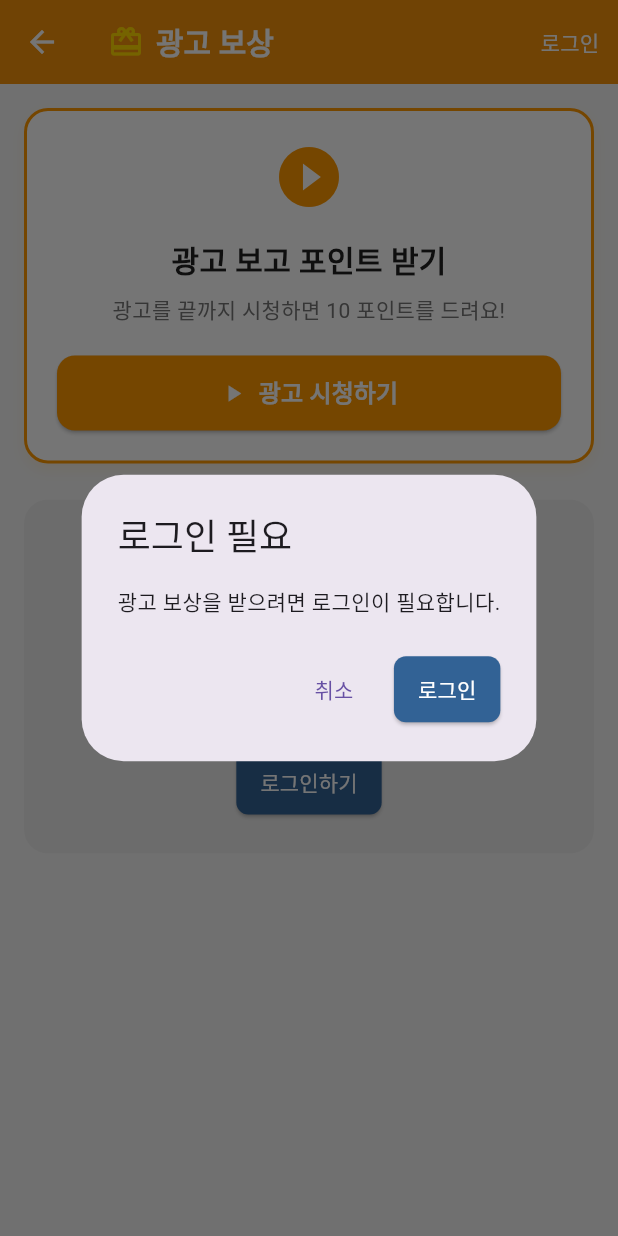
After one commit to eotjddls8/FC_event, a Flutter app: the AdRewardScreen screen opened directly, after a tap on "광고 시청하기", on a phone screen of 412 x 824 dp. The commit adds this screen. Run offline on Flutter 3.47's test engine with Material 3 defaults, Android fonts, the phone set to English and light mode, and no system bars; our stand-ins replace cloud_firestore, firebase_auth, firebase_core, google_mobile_ads; accounts and stored records are empty.

Commit message:
추가 1. 이벤트 알리미 기능 2. 광고 기능 배너 동영상 가능 3. 네비게이션바 추가

```diff
--- /dev/null
+++ b/lib/screens/ad_reward_screen.dart
@@ -0,0 +1,409 @@
+import 'package:flutter/material.dart';
+import '../models/user_model.dart';
+import '../services/rewarded_ad_service.dart';
+import '../services/auth_service.dart';
+import '../theme/fifa_theme.dart';
+import 'login_screen.dart';
+
+class AdRewardScreen extends StatefulWidget {
+  final UserModel? currentUser;
+
+  const AdRewardScreen({Key? key, this.currentUser}) : super(key: key);
+
+  @override
+  _AdRewardScreenState createState() => _AdRewardScreenState();
+}
+
+class _AdRewardScreenState extends State<AdRewardScreen> {
+  final AuthService _authService = AuthService();
+  int _userPoints = 150;
+  int _todayAdsWatched = 3;
+  int _weeklyAdsWatched = 15;
+  int _maxDailyAds = 5;
+
+  @override
+  void initState() {
+    super.initState();
+    RewardedAdService.initialize();
+  }
+
+  Future<void> _logout(BuildContext context) async {
+    await _authService.signOut();
+  }
+
+  Future<void> _showRewardedAd() async {
+    if (widget.currentUser == null) {
+      _showLoginRequiredDialog();
+      return;
+    }
+
+    if (_todayAdsWatched >= _maxDailyAds) {
+      _showDailyLimitDialog();
+      return;
+    }
+
+    if (!RewardedAdService.isReady) {
+      ScaffoldMessenger.of(context).showSnackBar(
+        SnackBar(
+          content: Text('광고를 준비 중입니다. 잠시 후 다시 시도해주세요.'),
+          backgroundColor: Colors.orange,
+        ),
+      );
+      return;
+    }
+
+    bool rewardEarned = await RewardedAdService.showRewardedAd();
+
+    if (rewardEarned) {
+      setState(() {
+        _userPoints += 10;
+        _todayAdsWatched++;
+        _weeklyAdsWatched++;
+      });
+      _showRewardDialog();
+    }
+  }
+
+  void _showLoginRequiredDialog() {
+    showDialog(
+      context: context,
+      builder: (context) => AlertDialog(
+        title: Text('로그인 필요'),
+        content: Text('광고 보상을 받으려면 로그인이 필요합니다.'),
+        actions: [
+          TextButton(
+            onPressed: () => Navigator.pop(context),
+            child: Text('취소'),
+          ),
+          ElevatedButton(
+            onPressed: () {
+              Navigator.pop(context);
+              Navigator.push(
+                context,
+                MaterialPageRoute(builder: (context) => LoginScreen()),
+              );
+            },
+            child: Text('로그인'),
+          ),
+        ],
+      ),
+    );
+  }
+
+  void _showDailyLimitDialog() {
+    showDialog(
+      context: context,
+      builder: (context) => AlertDialog(
+        title: Text('일일 한도 초과'),
+        content: Text('오늘의 광고 시청 한도($_maxDailyAds회)에 도달했습니다.\n내일 다시 시도해주세요.'),
+        actions: [
+          TextButton(
+            onPressed: () => Navigator.pop(context),
+            child: Text('확인'),
+          ),
+        ],
+      ),
+    );
+  }
+
+  void _showRewardDialog() {
+    showDialog(
+      context: context,
+      builder: (context) => AlertDialog(
+        title: Row(
+          children: [
+            Icon(Icons.star, color: Colors.yellow, size: 24),
+            SizedBox(width: 8),
+            Text('보상 획득!'),
+          ],
+        ),
+        content: Column(
+          mainAxisSize: MainAxisSize.min,
+          children: [
+            Icon(Icons.card_giftcard, color: Colors.orange, size: 48),
+            SizedBox(height: 16),
+            Text(
+              '+10 포인트 획득!',
+              style: TextStyle(
+                fontSize: 18,
+                fontWeight: FontWeight.bold,
+                color: Colors.green,
+              ),
+            ),
+            SizedBox(height: 8),
+            Text('현재 보유 포인트: $_userPoints P'),
+          ],
+        ),
+        actions: [
+          ElevatedButton(
+            onPressed: () => Navigator.pop(context),
+            style: ElevatedButton.styleFrom(
+              backgroundColor: Colors.orange,
+            ),
+            child: Text('확인'),
+          ),
+        ],
+      ),
+    );
+  }
+
+  @override
+  Widget build(BuildContext context) {
+    return Scaffold(
+      appBar: AppBar(
+        title: Row(
+          children: [
+            Icon(Icons.card_giftcard, color: FifaColors.accent),
+            SizedBox(width: 8),
+            Text('광고 보상'),
+          ],
+        ),
+        backgroundColor: Colors.orange,
+        actions: [
+          if (widget.currentUser != null) ...[
+            PopupMenuButton<String>(
+              onSelected: (value) {
+                if (value == 'logout') {
+                  _logout(context);
+                }
+              },
+              itemBuilder: (context) => [
+                PopupMenuItem(
+                  value: 'profile',
+                  child: Row(
+                    children: [
+                      Icon(widget.currentUser!.isAdmin ? Icons.admin_panel_settings : Icons.person),
+                      SizedBox(width: 8),
+                      Text('${widget.currentUser!.name}'),
+                    ],
+                  ),
+                ),
+                PopupMenuItem(
+                  value: 'logout',
+                  child: Row(
+                    children: [
+                      Icon(Icons.logout),
+                      SizedBox(width: 8),
+                      Text('로그아웃'),
+                    ],
+                  ),
+                ),
+              ],
+            ),
+          ] else ...[
+            TextButton(
+              onPressed: () {
+                Navigator.push(
+                  context,
+                  MaterialPageRoute(builder: (context) => LoginScreen()),
+                );
+              },
+              child: Text(
+                '로그인',
+                style: TextStyle(color: Colors.white),
+              ),
+            ),
+          ],
+        ],
+      ),
+      body: SingleChildScrollView(
+        padding: EdgeInsets.all(16),
+        child: Column(
+          crossAxisAlignment: CrossAxisAlignment.start,
+          children: [
+            if (widget.currentUser != null) ...[
+              Container(
+                width: double.infinity,
+                padding: EdgeInsets.all(20),
+                decoration: BoxDecoration(
+                  gradient: LinearGradient(
+                    colors: [Colors.orange, Colors.deepOrange],
+                    begin: Alignment.topLeft,
+                    end: Alignment.bottomRight,
+                  ),
+                  borderRadius: BorderRadius.circular(16),
+                  boxShadow: [
+                    BoxShadow(
+                      color: Colors.orange.withOpacity(0.3),
+                      blurRadius: 12,
+                      offset: Offset(0, 6),
+                    ),
+                  ],
+                ),
+                child: Column(
+                  children: [
+                    Row(
+                      mainAxisAlignment: MainAxisAlignment.spaceBetween,
+                      children: [
+                        Column(
+                          crossAxisAlignment: CrossAxisAlignment.start,
+                          children: [
+                            Text(
+                              '${widget.currentUser!.name}님',
+                              style: TextStyle(
+                                color: Colors.white,
+                                fontSize: 18,
+                                fontWeight: FontWeight.bold,
+                              ),
+                            ),
+                            Text(
+                              '보유 포인트',
+                              style: TextStyle(
+                                color: Colors.white70,
+                                fontSize: 14,
+                              ),
+                            ),
+                          ],
+                        ),
+                        Icon(Icons.account_balance_wallet, color: Colors.white, size: 32),
+                      ],
+                    ),
+                    SizedBox(height: 16),
+                    Row(
+                      mainAxisAlignment: MainAxisAlignment.spaceBetween,
+                      children: [
+                        Text(
+                          '$_userPoints P',
+                          style: TextStyle(
+                            color: Colors.white,
+                            fontSize: 32,
+                            fontWeight: FontWeight.bold,
+                          ),
+                        ),
+                        Container(
+                          padding: EdgeInsets.symmetric(horizontal: 12, vertical: 6),
+                          decoration: BoxDecoration(
+                            color: Colors.white.withOpacity(0.2),
+                            borderRadius: BorderRadius.circular(20),
+                          ),
+                          child: Text(
+                            'FIFA 회원',
+                            style: TextStyle(
+                              color: Colors.white,
+                              fontSize: 12,
+                              fontWeight: FontWeight.bold,
+                            ),
+                          ),
+                        ),
+                      ],
+                    ),
+                  ],
+                ),
+              ),
+              SizedBox(height: 24),
+            ],
+
+            Container(
+              width: double.infinity,
+              padding: EdgeInsets.all(20),
+              decoration: BoxDecoration(
+                color: Colors.white,
+                borderRadius: BorderRadius.circular(16),
+                border: Border.all(color: Colors.orange, width: 2),
+                boxShadow: [
+                  BoxShadow(
+                    color: Colors.orange.withOpacity(0.1),
+                    blurRadius: 8,
+                    offset: Offset(0, 4),
+                  ),
+                ],
+              ),
+              child: Column(
+                children: [
+                  Icon(Icons.play_circle_filled, color: Colors.orange, size: 48),
+                  SizedBox(height: 16),
+                  Text(
+                    '광고 보고 포인트 받기',
+                    style: TextStyle(
+                      fontSize: 20,
+                      fontWeight: FontWeight.bold,
+                      color: FifaColors.textPrimary,
+                    ),
+                  ),
+                  SizedBox(height: 8),
+                  Text(
+                    '광고를 끝까지 시청하면 10 포인트를 드려요!',
+                    style: TextStyle(
+                      color: FifaColors.textSecondary,
+                      fontSize: 14,
+                    ),
+                    textAlign: TextAlign.center,
+                  ),
+                  SizedBox(height: 20),
+                  SizedBox(
+                    width: double.infinity,
+                    height: 50,
+                    child: ElevatedButton.icon(
+                      onPressed: _todayAdsWatched >= _maxDailyAds ? null : _showRewardedAd,
+                      icon: Icon(Icons.play_arrow),
+                      label: Text(
+                        _todayAdsWatched >= _maxDailyAds ? '오늘 한도 완료' : '광고 시청하기',
+                        style: TextStyle(
+                          fontSize: 16,
+                          fontWeight: FontWeight.bold,
+                        ),
+                      ),
+                      style: ElevatedButton.styleFrom(
+                        backgroundColor: _todayAdsWatched >= _maxDailyAds ? Colors.grey : Colors.orange,
+                        shape: RoundedRectangleBorder(
+                          borderRadius: BorderRadius.circular(12),
+                        ),
+                      ),
+                    ),
+                  ),
+                ],
+              ),
+            ),
+
+            if (widget.currentUser == null) ...[
+              SizedBox(height: 24),
+              Container(
+                width: double.infinity,
+                padding: EdgeInsets.all(24),
+                decoration: BoxDecoration(
+                  color: Colors.grey.withOpacity(0.1),
+                  borderRadius: BorderRadius.circular(16),
+                ),
+                child: Column(
+                  children: [
+                    Icon(Icons.lock, color: Colors.grey, size: 48),
+                    SizedBox(height: 16),
+                    Text(
+                      '로그인이 필요합니다',
+                      style: TextStyle(
+                        fontSize: 18,
+                        fontWeight: FontWeight.bold,
+                        color: Colors.grey[600],
+                      ),
+                    ),
+                    SizedBox(height: 8),
+                    Text(
+                      '광고 보상을 받으려면 먼저 로그인해주세요',
+                      style: TextStyle(
+                        color: Colors.grey[500],
+                      ),
+                      textAlign: TextAlign.center,
+                    ),
+                    SizedBox(height: 20),
+                    ElevatedButton(
+                      onPressed: () {
+                        Navigator.push(
+                          context,
+                          MaterialPageRoute(builder: (context) => LoginScreen()),
+                        );
+                      },
+                      child: Text('로그인하기'),
+                      style: ElevatedButton.styleFrom(
+                        backgroundColor: FifaColors.primary,
+                      ),
+                    ),
+                  ],
+                ),
+              ),
+            ],
+          ],
+        ),
+      ),
+    );
+  }
+}
--- a/lib/services/auth_service.dart
+++ b/lib/services/auth_service.dart
@@ -11,6 +11,8 @@ class AuthService {
 
   // 로그인 상태 스트림
   Stream<User?> get authStateChanges => _auth.authStateChanges();
+
+
 
   // 회원가입 (새로 추가)
   Future<UserModel?> signUp(String email, String password, String name) async {
--- a/lib/services/rewarded_ad_service.dart
+++ b/lib/services/rewarded_ad_service.dart
@@ -14,10 +14,10 @@ class RewardedAdService {
         onAdLoaded: (ad) {
           _rewardedAd = ad;
           _isRewardedAdReady = true;
-          print('🎥 보상형 광고 로드 완료!');
+          print('보상형 광고 로드 완료');
         },
         onAdFailedToLoad: (error) {
-          print('❌ 보상형 광고 로드 실패: $error');
+          print('보상형 광고 로드 실패: $error');
           _isRewardedAdReady = false;
         },
       ),
@@ -27,7 +27,7 @@ class RewardedAdService {
   // 보상형 광고 표시
   static Future<bool> showRewardedAd() async {
     if (!_isRewardedAdReady || _rewardedAd == null) {
-      print('⚠️ 보상형 광고가 준비되지 않음');
+      print('보상형 광고가 준비되지 않음');
       return false;
     }
 
@@ -35,10 +35,10 @@ class RewardedAdService {
 
     _rewardedAd!.fullScreenContentCallback = FullScreenContentCallback(
       onAdShowedFullScreenContent: (ad) {
-        print('🎬 보상형 광고 표시됨');
+        print('보상형 광고 표시됨');
       },
       onAdDismissedFullScreenContent: (ad) {
-        print('🎬 보상형 광고 닫힘');
+        print('보상형 광고 닫힘');
         ad.dispose();
         _rewardedAd = null;
         _isRewardedAdReady = false;
@@ -46,7 +46,7 @@ class RewardedAdService {
         loadRewardedAd();
       },
       onAdFailedToShowFullScreenContent: (ad, error) {
-        print('❌ 보상형 광고 표시 실패: $error');
+        print('보상형 광고 표시 실패: $error');
         ad.dispose();
         _rewardedAd = null;
         _isRewardedAdReady = false;
@@ -55,7 +55,7 @@ class RewardedAdService {
 
     await _rewardedAd!.show(
       onUserEarnedReward: (ad, reward) {
-        print('🎁 보상 획득: ${reward.amount} ${reward.type}');
+        print('보상 획득: ${reward.amount} ${reward.type}');
         rewardEarned = true;
       },
     );
@@ -70,11 +70,4 @@ class RewardedAdService {
   static Future<void> initialize() async {
     await loadRewardedAd();
   }
-
-  // 리소스 정리
-  static void dispose() {
-    _rewardedAd?.dispose();
-    _rewardedAd = null;
-    _isRewardedAdReady = false;
-  }
 }
--- a/pubspec.yaml
+++ b/pubspec.yaml
@@ -1,4 +1,4 @@
-name: firebase_demo
+name: fc_event
 description: "A new Flutter project."
 # The following line prevents the package from being accidentally published to
 # pub.dev using `flutter pub publish`. This is preferred for private packages.
```
Also changed, not shown: lib/main.dart (+40 -137 lines), lib/screens/login_screen.dart (+5 -9 lines), lib/screens/main_navigation_screen.dart (added, +71 -0 lines), 17 other files.
